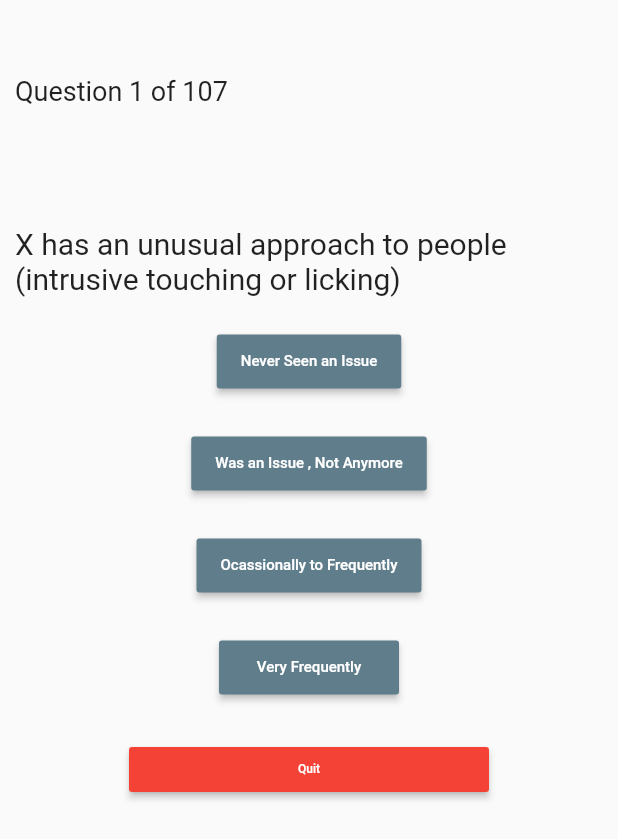
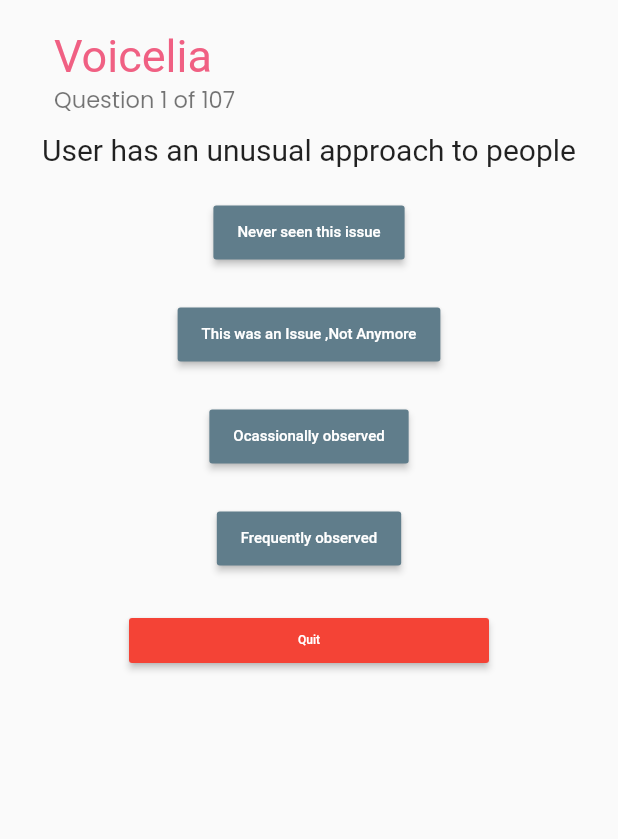
Before and after one commit to supreeth1816/Voicelia, a Flutter app: the Quiz1 screen opened directly, on a phone screen of 412 x 824 dp. Shown: the top 839 px of the screen. Run offline on Flutter 3.47's test engine with Material 2 defaults, Android fonts, the phone set to English and light mode, and no system bars; our stand-ins replace flutter_tts, google_fonts, lottie; Roboto replaces fonts that are missing (Satisfy).

Commit message:
Modified Quiz screeen

```diff
--- a/lib/autismTest.dart
+++ b/lib/autismTest.dart
@@ -1,4 +1,9 @@
 import 'package:flutter/material.dart';
+import 'package:google_fonts/google_fonts.dart';
+import 'startQuizScreen.dart';
+
+
+
 
 
 var finalScoreA1 = 0.0;
@@ -28,16 +33,18 @@
 var quiz = new AnimalQuiz();
 
 class AnimalQuiz{
-  var images = [
-    "alligator", "cat", "dog", "owl"
-  ];
+
+
+  // var images = [
+  //   "alligator", "cat", "dog", "owl"
+  // ];
 
 
   var questions = [
 
     //domain A1 social-emotional reciprocity
 
-    "X has an unusual approach to people (intrusive touching or licking)",
+    "${NameText} has an unusual approach to people",
     "X can use you or others as a tool (i.e. hold your hand and point to things with your hand or use it like attempting to open a door turning the knob with your hand))",
     "It feels like X doesn’t respond when X’s name is called or when X is spoken directly to",
     "It feels like X is having a one-sided conversation with you- as if X is not interested in your side of conversation",
@@ -66,7 +73,7 @@
 
     //domain A2 Non verbal communication
 
-    "X’s facial expressions are limited or are exaggerated in range and mode",
+    "${NameText}’s facial expressions are limited",
     "X has an unusual approach to people (intrusive touching or licking)",
     "X does not use or understand body postures (i.e. seen to be looking away from someone who is talking to him- or understand that other person is not interested from their body language)",
     "X does not use gestures appropriately (e.g. actions like pointing, waving, nodding/shaking head, beckoning, shushing, putting out hands to ask for something)",
@@ -183,13 +190,13 @@
 
   var choices = [
 
-    "Never Seen an Issue",
+    "Never seen this issue",
 
-    "Was an Issue , Not Anymore",
+    "This was an Issue ,Not Anymore",
 
-    "Ocassionally to Frequently",
+    "Ocassionally observed",
 
-    "Very Frequently"
+    "Frequently observed"
 
   ];
 
@@ -211,38 +218,51 @@
         onWillPop: () async => false,
         child: Scaffold(
 
-          body: new Container(
-            margin: const EdgeInsets.all(10.0),
+          body: SafeArea(
+            child: new Container(
+            //  margin: const EdgeInsets.all(10.0),
               alignment: Alignment.topCenter,
               child: new Column(
                 children: <Widget>[
-                new Padding(padding: EdgeInsets.all(20.0)),
+
+
+
+                  SizedBox(height: 20,),
+
+                  Container(
+                    padding: EdgeInsets.only(top: 0, left: 36),
+                    width: double.infinity,
+                    child: Text("Voicelia",
+                      style: GoogleFonts.satisfy(
+                          fontSize: 30,
+                          color: Color(0xfff06083)
+
+                      ),),
+                  ),
+
 
                   new Container(
                     alignment: Alignment.centerRight,
+                    padding: EdgeInsets.only(top: 0, left: 36),
                     child: new Row(
                       mainAxisAlignment: MainAxisAlignment.spaceBetween,
                       children: <Widget>[
 
                         new Text("Question ${questionNumber + 1} of ${quiz.questions.length}",
-                        style: new TextStyle(
-                            fontSize: 18.0
+                          style: GoogleFonts.poppins(
+                              fontSize: 15.0,
+                              color: Colors.black54
                           ),),
 
 
                       ],
                     ),
                   ),
+                  SizedBox(height: 10,),
 
 
-                //image
-                new Padding(padding: EdgeInsets.all(20.0)),
 
-//                new Image.asset(
-//                  "images/${quiz.images[questionNumber]}.jpg",
-//                ),
 
-                new Padding(padding: EdgeInsets.all(20.0)),
 
                   new Text(quiz.questions[questionNumber],
                     style: new TextStyle(
@@ -447,9 +467,8 @@
                   ),
 
 
-
-
                 ],
+              ),
             ),
           ),
 
```
Lines whose indentation alone changed are shown as unchanged.
